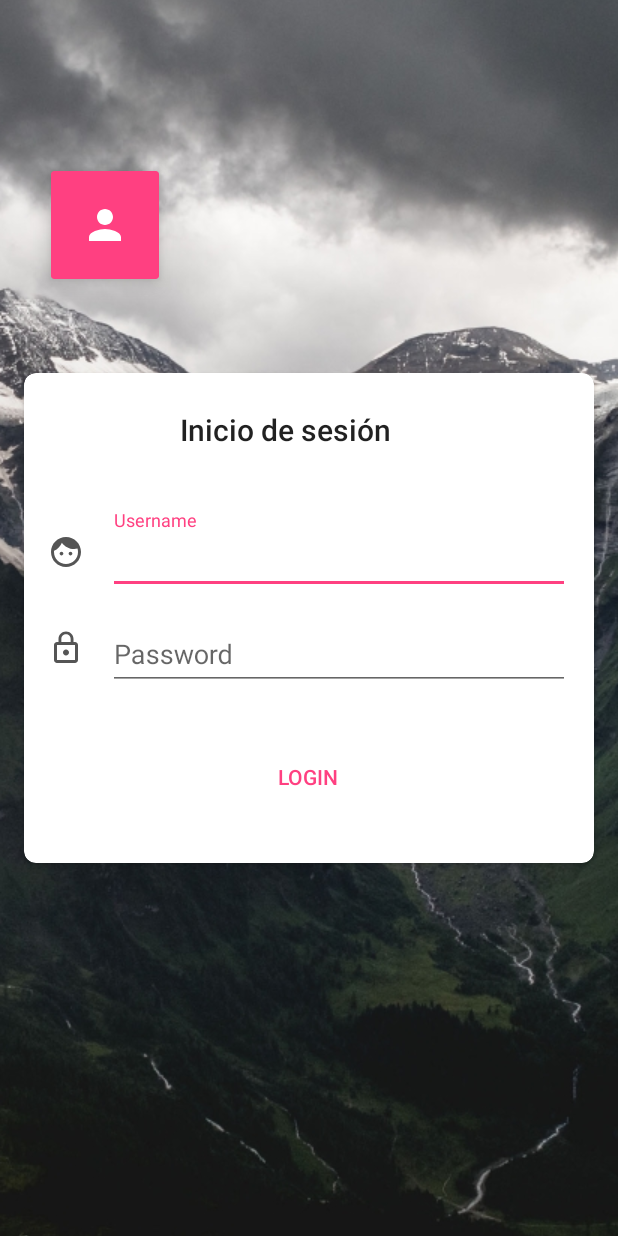
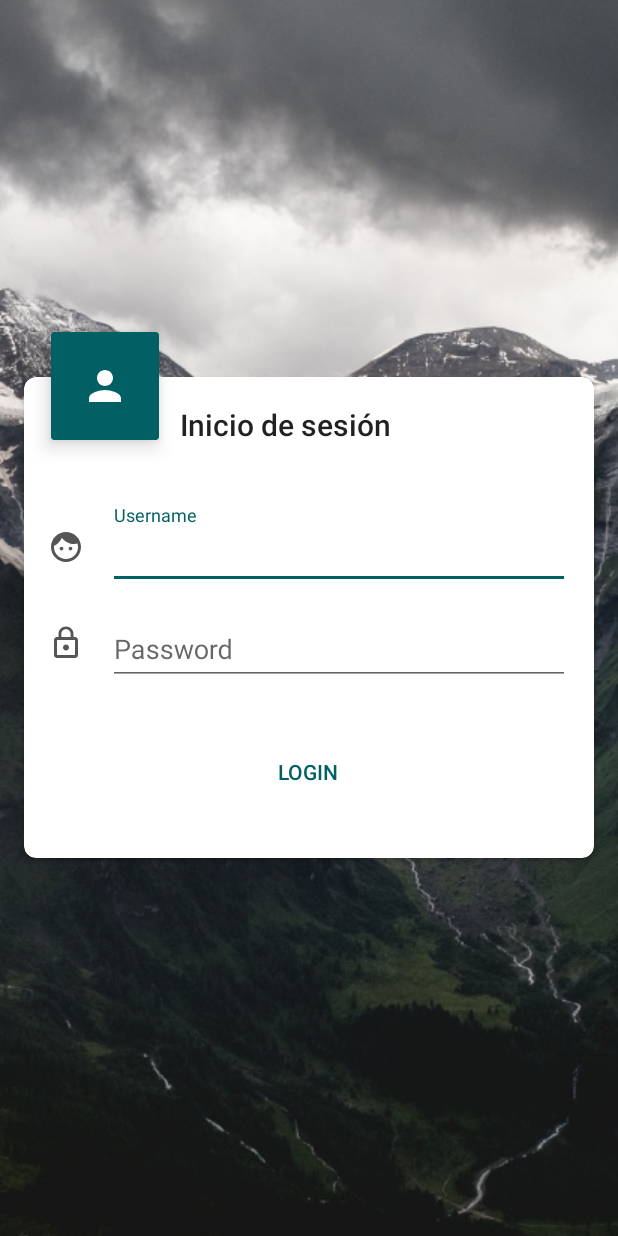
Before and after one commit to exildev/Exile, an Android app: the screen it shows after launch (LoginActivity), on a phone screen of 412 x 824 dp. Run offline under Robolectric (Android 15) with nearby library versions, the phone set to English and light mode, and no system bars; our stand-ins replace Volley.

Commit message:
ajustes de interfaz

```diff
--- a/app/src/main/res/layout/activity_main.xml
+++ b/app/src/main/res/layout/activity_main.xml
@@ -5,6 +5,7 @@
     android:id="@+id/container"
     android:layout_width="match_parent"
     android:layout_height="match_parent"
+    android:background="#eee"
     tools:context="co.com.exile.exile.MainActivity">
 
     <android.support.design.widget.AppBarLayout
--- a/app/src/main/res/layout/content_login.xml
+++ b/app/src/main/res/layout/content_login.xml
@@ -35,7 +35,7 @@
                 android:layout_marginBottom="24dp"
                 android:layout_marginLeft="96dp"
                 android:layout_marginStart="96dp"
-                android:layout_marginTop="24dp"
+                android:layout_marginTop="18dp"
                 android:paddingBottom="8dp"
                 android:paddingEnd="8dp"
                 android:paddingLeft="8dp"
@@ -130,7 +130,7 @@
             android:layout_width="wrap_content"
             android:layout_height="wrap_content"
             android:layout_gravity="center"
-            android:visibility="invisible" />
+            android:visibility="gone" />
 
     </android.support.v7.widget.CardView>
 
@@ -138,12 +138,12 @@
         android:id="@+id/icon_card"
         android:layout_width="72dp"
         android:layout_height="72dp"
-        android:layout_alignLeft="@+id/login_container"
-        android:layout_alignParentTop="true"
-        android:layout_alignStart="@+id/login_container"
+        android:layout_alignLeft="@id/login_container"
+        android:layout_alignStart="@id/login_container"
+        android:layout_alignTop="@id/login_container"
         android:layout_marginLeft="18dp"
         android:layout_marginStart="18dp"
-        android:layout_marginTop="114dp"
+        android:layout_marginTop="-30dp"
         android:clipToPadding="false"
         app:cardBackgroundColor="@color/colorAccent"
         app:cardElevation="8dp">
--- a/app/src/main/res/values/colors.xml
+++ b/app/src/main/res/values/colors.xml
@@ -1,6 +1,6 @@
 <?xml version="1.0" encoding="utf-8"?>
 <resources>
-    <color name="colorPrimary">#3F51B5</color>
-    <color name="colorPrimaryDark">#303F9F</color>
-    <color name="colorAccent">#FF4081</color>
+    <color name="colorPrimary">#283593</color>
+    <color name="colorPrimaryDark">#1a237e</color>
+    <color name="colorAccent">#006064</color>
 </resources>
```
